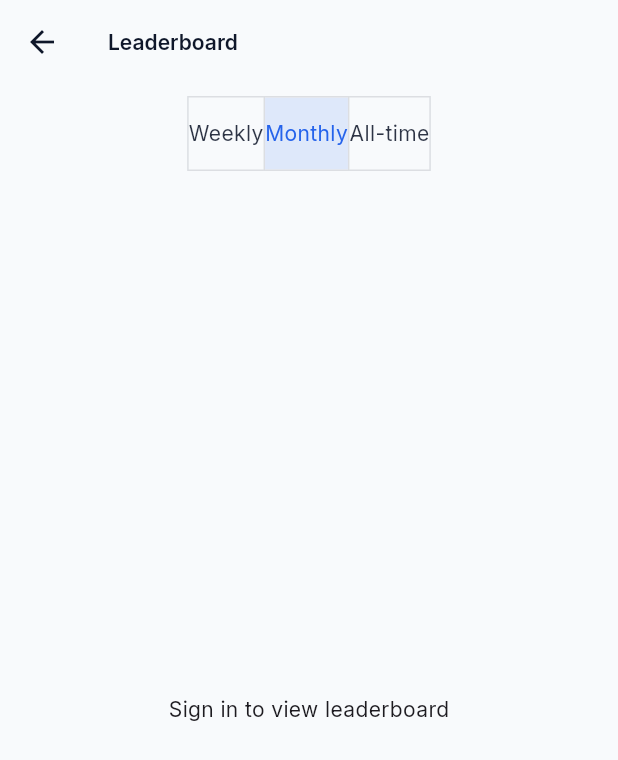
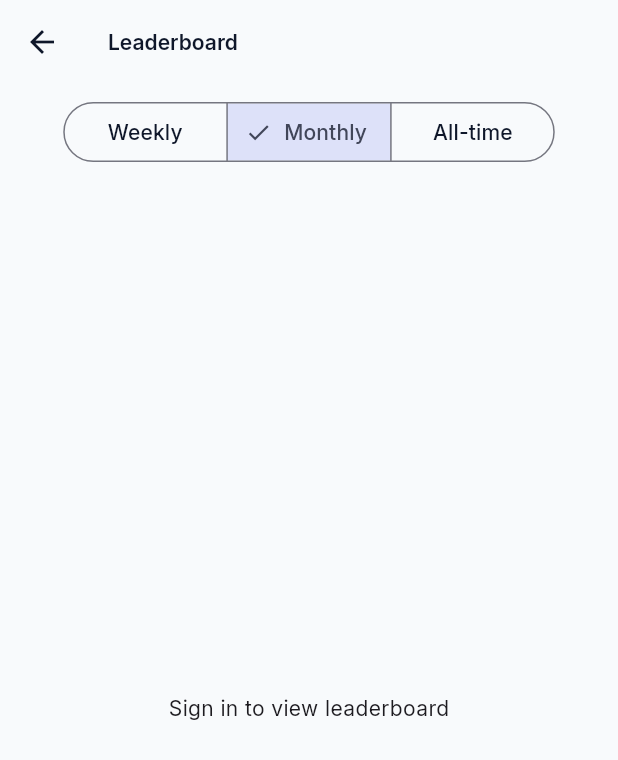
Before and after one commit to Flutter-Lab/Co-workPlace, a Flutter app: the LeaderboardScreen screen opened directly, after a tap on "Monthly", on a phone screen of 412 x 824 dp. Shown: the top 760 px of the screen. Run offline on Flutter 3.47's test engine with Material 3 defaults, Android fonts, the phone set to English and light mode, and no system bars; our stand-ins replace cloud_firestore, firebase_auth, firebase_core, flutter_riverpod, go_router, google_fonts and 2 more; accounts and stored records are empty.

```diff
--- a/lib/core/app_constants.dart
+++ b/lib/core/app_constants.dart
@@ -1,3 +1,3 @@
 class AppConstants {
-  static const String appVersion = "1.0.3";
+  static const String appVersion = "1.0.4";
 }
--- a/lib/features/leaderboard/presentation/leaderboard_screen.dart
+++ b/lib/features/leaderboard/presentation/leaderboard_screen.dart
@@ -38,26 +38,27 @@ class _LeaderboardScreenState extends ConsumerState<LeaderboardScreen> {
         children: [
           Padding(
             padding: const EdgeInsets.all(8.0),
-            child: ToggleButtons(
-              isSelected: [
-                _period == 'weekly',
-                _period == 'monthly',
-                _period == 'alltime',
+            child: SegmentedButton<String>(
+              segments: const [
+                ButtonSegment<String>(
+                  value: 'weekly',
+                  label: Text('Weekly'),
+                ),
+                ButtonSegment<String>(
+                  value: 'monthly',
+                  label: Text('Monthly'),
+                ),
+                ButtonSegment<String>(
+                  value: 'alltime',
+                  label: Text('All-time'),
+                ),
               ],
-              onPressed: (i) {
+              selected: {_period},
+              onSelectionChanged: (Set<String> newSelection) {
                 setState(() {
-                  _period = i == 0
-                      ? 'weekly'
-                      : i == 1
-                      ? 'monthly'
-                      : 'alltime';
+                  _period = newSelection.first;
                 });
               },
-              children: const [
-                Text('Weekly'),
-                Text('Monthly'),
-                Text('All-time'),
-              ],
             ),
           ),
           Expanded(
--- a/lib/features/profile/presentation/personal_profile_screen.dart
+++ b/lib/features/profile/presentation/personal_profile_screen.dart
@@ -1305,7 +1305,10 @@ class _ProfileHeaderState extends ConsumerState<_ProfileHeader> {
     final profile = widget.profile;
     return Row(
       children: [
-        Stack(
+        SizedBox(
+          width: 72,
+          height: 72,
+          child: Stack(
             alignment: Alignment.center,
             children: [
               InkWell(
@@ -1344,6 +1347,7 @@ class _ProfileHeaderState extends ConsumerState<_ProfileHeader> {
                 ),
               ),
             ],
+          ),
         ),
         const SizedBox(width: 16),
         Expanded(
--- a/pubspec.yaml
+++ b/pubspec.yaml
@@ -16,7 +16,7 @@ publish_to: "none" # Remove this line if you wish to publish to pub.dev
 # https://developer.apple.com/library/archive/documentation/General/Reference/InfoPlistKeyReference/Articles/CoreFoundationKeys.html
 # In Windows, build-name is used as the major, minor, and patch parts
 # of the product and file versions while build-number is used as the build suffix.
-version: 1.0.3+5
+version: 1.0.4+6
 
 environment:
   sdk: ^3.10.8
```
Lines whose indentation alone changed are shown as unchanged.
